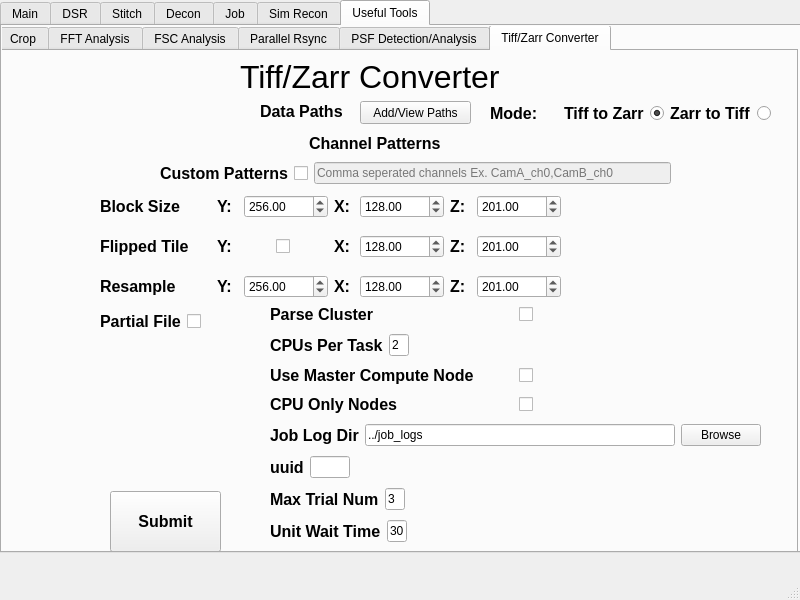
Above: mainwindow.ui from abcucberkeley/PetaKit5D-GUI before the change. Below: the same form after it.
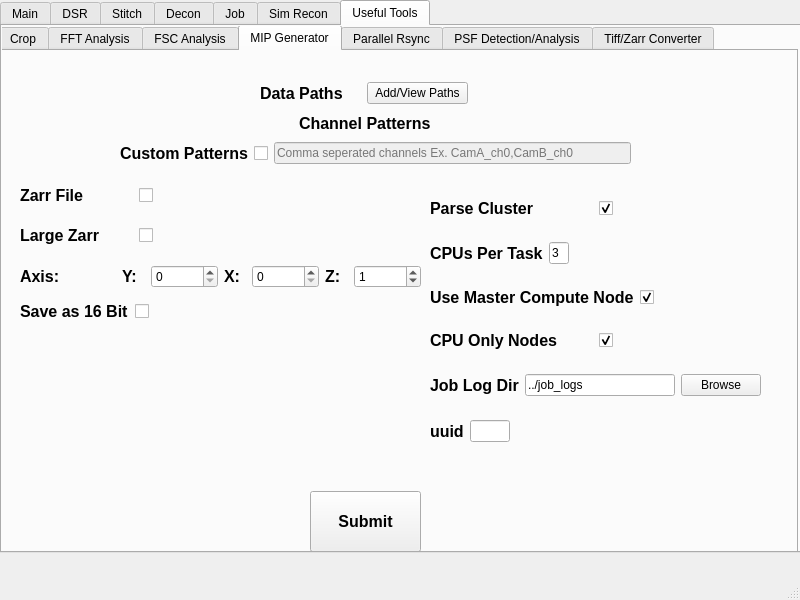
That is the form after the change.

Commit message: Job fixes and added the MIP Generator tool

Diff of the .ui file:
```diff
--- a/mainwindow.ui
+++ b/mainwindow.ui
@@ -5268,7 +5268,7 @@
        </rect>
       </property>
       <property name="currentIndex">
-       <number>5</number>
+       <number>3</number>
       </property>
       <property name="tabBarAutoHide">
        <bool>false</bool>
@@ -7506,6 +7506,647 @@
         </property>
        </widget>
       </widget>
+      <widget class="QWidget" name="mipGenerator">
+       <attribute name="title">
+        <string>MIP Generator</string>
+       </attribute>
+       <widget class="QWidget" name="layoutWidget_4">
+        <property name="geometry">
+         <rect>
+          <x>90</x>
+          <y>60</y>
+          <width>581</width>
+          <height>25</height>
+         </rect>
+        </property>
+        <layout class="QHBoxLayout" name="mipGeneratorChannelPatternsHorizontalLayout">
+         <item>
+          <widget class="QLabel" name="mipGeneratorChannelPatternsLabel">
+           <property name="sizePolicy">
+            <sizepolicy hsizetype="Maximum" vsizetype="Maximum">
+             <horstretch>0</horstretch>
+             <verstretch>0</verstretch>
+            </sizepolicy>
+           </property>
+           <property name="font">
+            <font>
+             <pointsize>12</pointsize>
+             <weight>75</weight>
+             <bold>true</bold>
+             <strikeout>false</strikeout>
+             <kerning>true</kerning>
+            </font>
+           </property>
+           <property name="text">
+            <string>Channel Patterns</string>
+           </property>
+          </widget>
+         </item>
+         <item>
+          <spacer name="mipGeneratorChannelPatternsHorizontalSpacer">
+           <property name="orientation">
+            <enum>Qt::Horizontal</enum>
+           </property>
+           <property name="sizeType">
+            <enum>QSizePolicy::Maximum</enum>
+           </property>
+           <property name="sizeHint" stdset="0">
+            <size>
+             <width>30</width>
+             <height>20</height>
+            </size>
+           </property>
+          </spacer>
+         </item>
+        </layout>
+       </widget>
+       <widget class="QWidget" name="horizontalLayoutWidget_15">
+        <property name="geometry">
+         <rect>
+          <x>120</x>
+          <y>90</y>
+          <width>511</width>
+          <height>25</height>
+         </rect>
+        </property>
+        <layout class="QHBoxLayout" name="mipGeneratorCustomPatternsHorizontalLayout">
+         <item>
+          <widget class="QLabel" name="mipGeneratorCustomPatternsLabel">
+           <property name="font">
+            <font>
+             <pointsize>12</pointsize>
+             <weight>75</weight>
+             <bold>true</bold>
+             <strikeout>false</strikeout>
+             <kerning>true</kerning>
+            </font>
+           </property>
+           <property name="text">
+            <string>Custom Patterns</string>
+           </property>
+          </widget>
+         </item>
+         <item>
+          <widget class="QCheckBox" name="mipGeneratorCustomPatternsCheckBox">
+           <property name="autoFillBackground">
+            <bool>false</bool>
+           </property>
+           <property name="text">
+            <string/>
+           </property>
+          </widget>
+         </item>
+         <item>
+          <widget class="QLineEdit" name="mipGeneratorCustomPatternsLineEdit">
+           <property name="enabled">
+            <bool>false</bool>
+           </property>
+           <property name="placeholderText">
+            <string>Comma seperated channels Ex. CamA_ch0,CamB_ch0</string>
+           </property>
+          </widget>
+         </item>
+        </layout>
+       </widget>
+       <widget class="QPushButton" name="mipGeneratorSubmitButton">
+        <property name="geometry">
+         <rect>
+          <x>310</x>
+          <y>440</y>
+          <width>111</width>
+          <height>61</height>
+         </rect>
+        </property>
+        <property name="font">
+         <font>
+          <pointsize>12</pointsize>
+          <weight>75</weight>
+          <bold>true</bold>
+         </font>
+        </property>
+        <property name="text">
+         <string>Submit</string>
+        </property>
+       </widget>
+       <widget class="QWidget" name="layoutWidget_51">
+        <property name="geometry">
+         <rect>
+          <x>20</x>
+          <y>130</y>
+          <width>232</width>
+          <height>29</height>
+         </rect>
+        </property>
+        <layout class="QHBoxLayout" name="mipGeneratorZarrFileHorizontalLayout">
+         <item>
+          <widget class="QLabel" name="mipGeneratorZarrFileLabel">
+           <property name="font">
+            <font>
+             <pointsize>12</pointsize>
+             <weight>75</weight>
+             <bold>true</bold>
+            </font>
+           </property>
+           <property name="text">
+            <string>Zarr File</string>
+           </property>
+          </widget>
+         </item>
+         <item>
+          <widget class="QCheckBox" name="mipGeneratorZarrFileCheckBox">
+           <property name="autoFillBackground">
+            <bool>false</bool>
+           </property>
+           <property name="text">
+            <string/>
+           </property>
+           <property name="checked">
+            <bool>false</bool>
+           </property>
+          </widget>
+         </item>
+        </layout>
+       </widget>
+       <widget class="QWidget" name="horizontalLayoutWidget_16">
+        <property name="geometry">
+         <rect>
+          <x>20</x>
+          <y>210</y>
+          <width>401</width>
+          <height>31</height>
+         </rect>
+        </property>
+        <layout class="QHBoxLayout" name="mipGeneratorAxisHorizontalLayout">
+         <item>
+          <layout class="QHBoxLayout" name="mipGeneratorAxisLabelLayout">
+           <item>
+            <widget class="QLabel" name="mipGeneratorAxisLabel">
+             <property name="font">
+              <font>
+               <pointsize>12</pointsize>
+               <weight>75</weight>
+               <bold>true</bold>
+              </font>
+             </property>
+             <property name="text">
+              <string>Axis:</string>
+             </property>
+            </widget>
+           </item>
+          </layout>
+         </item>
+         <item>
+          <layout class="QHBoxLayout" name="mipGeneratorAxisYHorizontalLayout">
+           <item>
+            <widget class="QLabel" name="mipGeneratorAxisYLabel">
+             <property name="enabled">
+              <bool>true</bool>
+             </property>
+             <property name="font">
+              <font>
+               <pointsize>12</pointsize>
+               <weight>75</weight>
+               <bold>true</bold>
+              </font>
+             </property>
+             <property name="text">
+              <string>Y:</string>
+             </property>
+            </widget>
+           </item>
+           <item>
+            <widget class="QSpinBox" name="mipGeneratorAxisYSpinBox">
+             <property name="enabled">
+              <bool>true</bool>
+             </property>
+             <property name="minimum">
+              <number>0</number>
+             </property>
+             <property name="maximum">
+              <number>1000000</number>
+             </property>
+             <property name="value">
+              <number>0</number>
+             </property>
+            </widget>
+           </item>
+          </layout>
+         </item>
+         <item>
+          <layout class="QHBoxLayout" name="mipGeneratorAxisXHorizontalLayout">
+           <item>
+            <widget class="QLabel" name="mipGeneratorAxisXLabel">
+             <property name="enabled">
+              <bool>true</bool>
+             </property>
+             <property name="font">
+              <font>
+               <pointsize>12</pointsize>
+               <weight>75</weight>
+               <bold>true</bold>
+              </font>
+             </property>
+             <property name="text">
+              <string>X:</string>
+             </property>
+            </widget>
+           </item>
+           <item>
+            <widget class="QSpinBox" name="mipGeneratorAxisXSpinBox">
+             <property name="enabled">
+              <bool>true</bool>
+             </property>
+             <property name="minimum">
+              <number>0</number>
+             </property>
+             <property name="maximum">
+              <number>1000000</number>
+             </property>
+             <property name="value">
+              <number>0</number>
+             </property>
+            </widget>
+           </item>
+          </layout>
+         </item>
+         <item>
+          <layout class="QHBoxLayout" name="mipGeneratorAxisZHorizontalLayout">
+           <item>
+            <widget class="QLabel" name="mipGeneratorAxisZLabel">
+             <property name="enabled">
+              <bool>true</bool>
+             </property>
+             <property name="font">
+              <font>
+               <pointsize>12</pointsize>
+               <weight>75</weight>
+               <bold>true</bold>
+              </font>
+             </property>
+             <property name="text">
+              <string>Z:</string>
+             </property>
+            </widget>
+           </item>
+           <item>
+            <widget class="QSpinBox" name="mipGeneratorAxisZSpinBox">
+             <property name="enabled">
+              <bool>true</bool>
+             </property>
+             <property name="minimum">
+              <number>0</number>
+             </property>
+             <property name="maximum">
+              <number>1000000</number>
+             </property>
+             <property name="value">
+              <number>1</number>
+             </property>
+            </widget>
+           </item>
+          </layout>
+         </item>
+        </layout>
+       </widget>
+       <widget class="QWidget" name="layoutWidget_52">
+        <property name="geometry">
+         <rect>
+          <x>20</x>
+          <y>250</y>
+          <width>151</width>
+          <height>21</height>
+         </rect>
+        </property>
+        <layout class="QHBoxLayout" name="mipGeneratorSave16BitHorizontalLayout">
+         <item>
+          <widget class="QLabel" name="mipGeneratorSave16BitLabel">
+           <property name="font">
+            <font>
+             <pointsize>12</pointsize>
+             <weight>75</weight>
+             <bold>true</bold>
+            </font>
+           </property>
+           <property name="text">
+            <string>Save as 16 Bit</string>
+           </property>
+          </widget>
+         </item>
+         <item>
+          <widget class="QCheckBox" name="mipGeneratorSave16BitCheckBox">
+           <property name="autoFillBackground">
+            <bool>false</bool>
+           </property>
+           <property name="text">
+            <string/>
+           </property>
+          </widget>
+         </item>
+        </layout>
+       </widget>
+       <widget class="QWidget" name="layoutWidget_6">
+        <property name="geometry">
+         <rect>
+          <x>260</x>
+          <y>30</y>
+          <width>208</width>
+          <height>25</height>
+         </rect>
+        </property>
+        <layout class="QHBoxLayout" name="mipGeneratorDataPathsHorizontalLayout">
+         <item>
+          <widget class="QLabel" name="mipGeneratorDataPathsLabel">
+           <property name="font">
+            <font>
+             <pointsize>12</pointsize>
+             <weight>75</weight>
+             <bold>true</bold>
+             <strikeout>false</strikeout>
+             <kerning>true</kerning>
+            </font>
+           </property>
+           <property name="text">
+            <string>Data Paths</string>
+           </property>
+          </widget>
+         </item>
+         <item>
+          <widget class="QPushButton" name="mipGeneratorAddPathsButton">
+           <property name="text">
+            <string>Add/View Paths</string>
+           </property>
+          </widget>
+         </item>
+        </layout>
+       </widget>
+       <widget class="QWidget" name="layoutWidget_53">
+        <property name="geometry">
+         <rect>
+          <x>430</x>
+          <y>130</y>
+          <width>331</width>
+          <height>281</height>
+         </rect>
+        </property>
+        <layout class="QVBoxLayout" name="mipGeneratorParseClusterVerticalLayout">
+         <item>
+          <layout class="QHBoxLayout" name="mipGeneratorClusterHorizontalLayout">
+           <item>
+            <widget class="QLabel" name="mipGeneratorParseClusterLabel">
+             <property name="font">
+              <font>
+               <pointsize>12</pointsize>
+               <weight>75</weight>
+               <bold>true</bold>
+              </font>
+             </property>
+             <property name="text">
+              <string>Parse Cluster</string>
+             </property>
+            </widget>
+           </item>
+           <item>
+            <widget class="QCheckBox" name="mipGeneratorParseClusterCheckBox">
+             <property name="autoFillBackground">
+              <bool>false</bool>
+             </property>
+             <property name="text">
+              <string/>
+             </property>
+             <property name="checked">
+              <bool>true</bool>
+             </property>
+            </widget>
+           </item>
+          </layout>
+         </item>
+         <item>
+          <layout class="QHBoxLayout" name="mipGeneratorCpusPerTaskHorizontalLayout">
+           <item>
+            <widget class="QLabel" name="mipGeneratorCpusPerTaskLabel">
+             <property name="font">
+              <font>
+               <pointsize>12</pointsize>
+               <weight>75</weight>
+               <bold>true</bold>
+              </font>
+             </property>
+             <property name="text">
+              <string>CPUs Per Task</string>
+             </property>
+            </widget>
+           </item>
+           <item>
+            <widget class="QLineEdit" name="mipGeneratorCpusPerTaskLineEdit">
+             <property name="sizePolicy">
+              <sizepolicy hsizetype="Preferred" vsizetype="Fixed">
+               <horstretch>0</horstretch>
+               <verstretch>0</verstretch>
+              </sizepolicy>
+             </property>
+             <property name="maximumSize">
+              <size>
+               <width>20</width>
+               <height>16777215</height>
+              </size>
+             </property>
+             <property name="text">
+              <string>3</string>
+             </property>
+            </widget>
+           </item>
+           <item>
+            <spacer name="mipGeneratorCpusPerTaskHorizontalSpacer">
+             <property name="orientation">
+              <enum>Qt::Horizontal</enum>
+             </property>
+             <property name="sizeHint" stdset="0">
+              <size>
+               <width>200</width>
+               <height>20</height>
+              </size>
+             </property>
+            </spacer>
+           </item>
+          </layout>
+         </item>
+         <item>
+          <layout class="QHBoxLayout" name="mipGeneratorComputeHorizontalLayout">
+           <item>
+            <widget class="QLabel" name="mipGeneratorMasterComputeLabel">
+             <property name="font">
+              <font>
+               <pointsize>12</pointsize>
+               <weight>75</weight>
+               <bold>true</bold>
+              </font>
+             </property>
+             <property name="text">
+              <string>Use Master Compute Node</string>
+             </property>
+            </widget>
+           </item>
+           <item>
+            <widget class="QCheckBox" name="mipGeneratorMasterComputeCheckBox">
+             <property name="autoFillBackground">
+              <bool>false</bool>
+             </property>
+             <property name="text">
+              <string/>
+             </property>
+             <property name="checked">
+              <bool>true</bool>
+             </property>
+            </widget>
+           </item>
+          </layout>
+         </item>
+         <item>
+          <layout class="QHBoxLayout" name="mipGeneratorCpuOnlyNodesHorizontalLayout">
+           <item>
+            <widget class="QLabel" name="mipGeneratorCpuOnlyNodesLabel">
+             <property name="font">
+              <font>
+               <pointsize>12</pointsize>
+               <weight>75</weight>
+               <bold>true</bold>
+              </font>
+             </property>
+             <property name="text">
+              <string>CPU Only Nodes</string>
+             </property>
+            </widget>
+           </item>
+           <item>
+            <widget class="QCheckBox" name="mipGeneratorCpuOnlyNodesCheckBox">
+             <property name="autoFillBackground">
+              <bool>false</bool>
+             </property>
+             <property name="text">
+              <string/>
+             </property>
+             <property name="checked">
+              <bool>true</bool>
+             </property>
+            </widget>
+           </item>
+          </layout>
+         </item>
+         <item>
+          <layout class="QHBoxLayout" name="mipGeneratorJobLogDirHorizontalLayout">
+           <item>
+            <widget class="QLabel" name="mipGeneratorJobLogDirLabel">
+             <property name="font">
+              <font>
+               <pointsize>12</pointsize>
+               <weight>75</weight>
+               <bold>true</bold>
+              </font>
+             </property>
+             <property name="text">
+              <string>Job Log Dir</string>
+             </property>
+            </widget>
+           </item>
+           <item>
+            <widget class="QLineEdit" name="mipGeneratorJobLogDirLineEdit">
+             <property name="text">
+              <string>../job_logs</string>
+             </property>
+            </widget>
+           </item>
+           <item>
+            <widget class="QPushButton" name="mipGeneratorJobLogDirBrowseButton">
+             <property name="text">
+              <string>Browse</string>
+             </property>
+            </widget>
+           </item>
+          </layout>
+         </item>
+         <item>
+          <layout class="QHBoxLayout" name="mipGeneratorUuidHorizontalLayout">
+           <item>
+            <widget class="QLabel" name="mipGeneratorUuidLabel">
+             <property name="font">
+              <font>
+               <pointsize>12</pointsize>
+               <weight>75</weight>
+               <bold>true</bold>
+              </font>
+             </property>
+             <property name="text">
+              <string>uuid</string>
+             </property>
+            </widget>
+           </item>
+           <item>
+            <widget class="QLineEdit" name="mipGeneratorUuidLineEdit">
+             <property name="maximumSize">
+              <size>
+               <width>40</width>
+               <height>16777215</height>
+              </size>
+             </property>
+            </widget>
+           </item>
+           <item>
+            <spacer name="mipGeneratorUuidHorizontalSpacer">
+             <property name="orientation">
+              <enum>Qt::Horizontal</enum>
+             </property>
+             <property name="sizeHint" stdset="0">
+              <size>
+               <width>200</width>
+               <height>20</height>
+              </size>
+             </property>
+            </spacer>
+           </item>
+          </layout>
+         </item>
+        </layout>
+       </widget>
+       <widget class="QWidget" name="layoutWidget_54">
+        <property name="geometry">
+         <rect>
+          <x>20</x>
+          <y>170</y>
+          <width>232</width>
+          <height>29</height>
+         </rect>
+        </property>
+        <layout class="QHBoxLayout" name="mipGeneratorLargeZarrHorizontalLayout">
+         <item>
+          <widget class="QLabel" name="mipGeneratorLargeZarrLabel">
+           <property name="font">
+            <font>
+             <pointsize>12</pointsize>
+             <weight>75</weight>
+             <bold>true</bold>
+            </font>
+           </property>
+           <property name="text">
+            <string>Large Zarr</string>
+           </property>
+          </widget>
+         </item>
+         <item>
+          <widget class="QCheckBox" name="mipGeneratorLargeZarrCheckBox">
+           <property name="autoFillBackground">
+            <bool>false</bool>
+           </property>
+           <property name="text">
+            <string/>
+           </property>
+           <property name="checked">
+            <bool>false</bool>
+           </property>
+          </widget>
+         </item>
+        </layout>
+       </widget>
+      </widget>
       <widget class="QWidget" name="parallelRsync">
        <attribute name="title">
         <string>Parallel Rsync</string>
@@ -9604,7 +10245,7 @@
          <rect>
           <x>490</x>
           <y>50</y>
-          <width>281</width>
+          <width>284</width>
           <height>25</height>
          </rect>
         </property>
```
Left out of the diff: 2 changed lines with no effect on the pictures. The commit also changes 4 other files.
